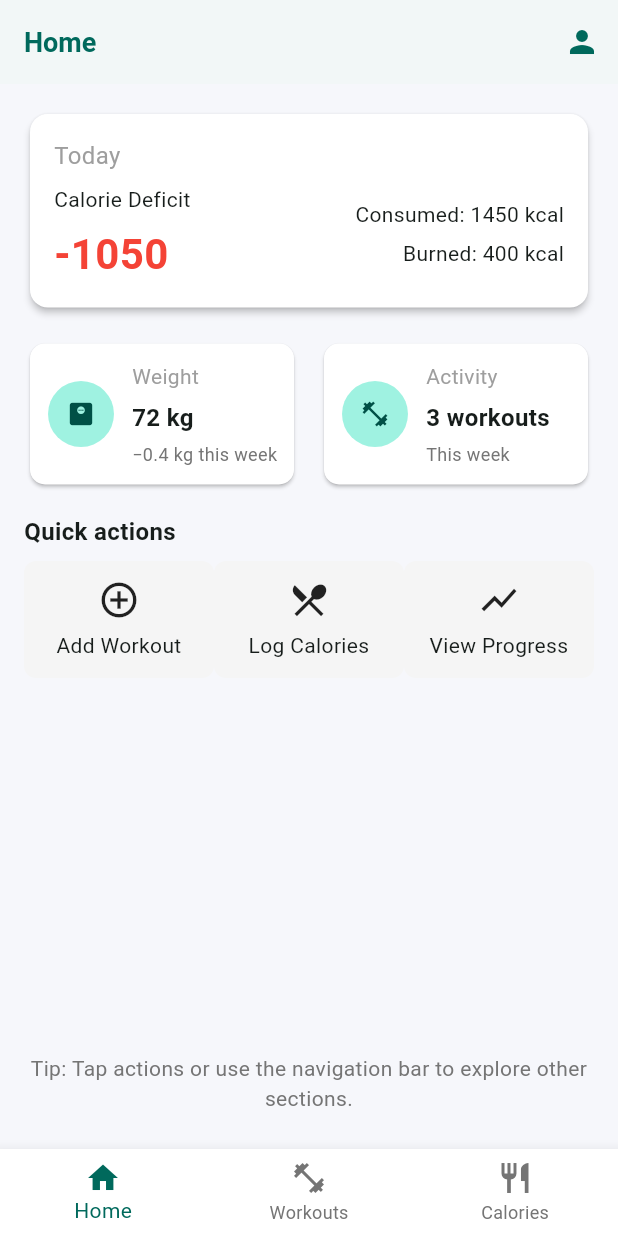
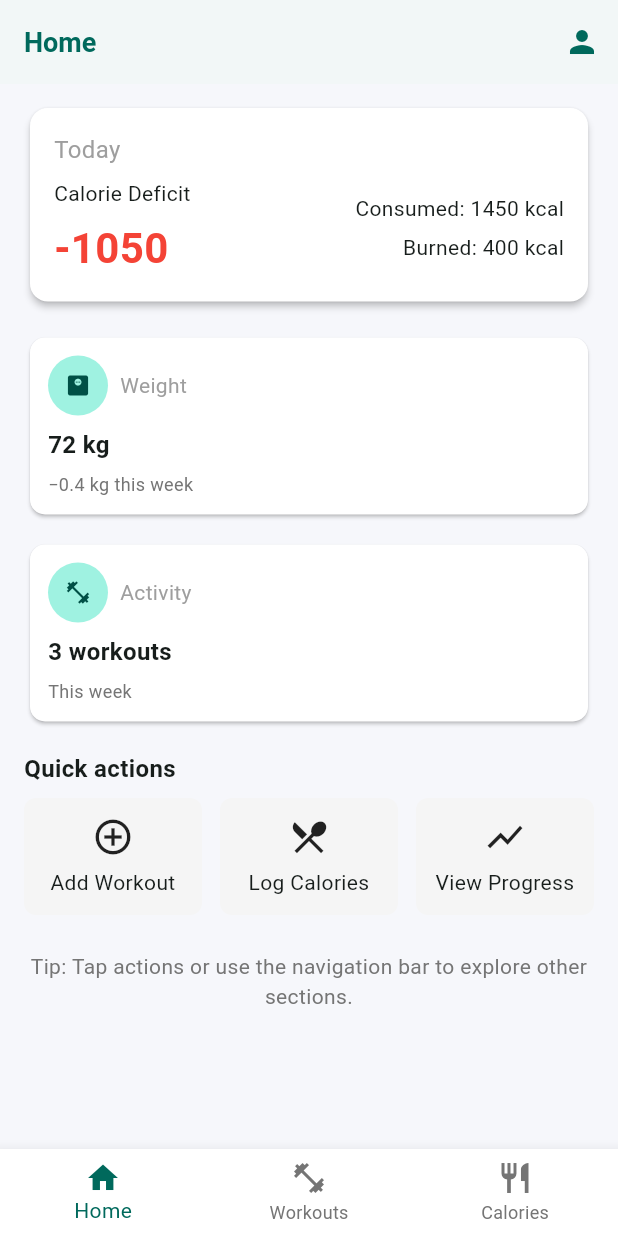
Before and after one commit to hasmika123/group_project_1, a Flutter app: the screen it shows after launch, on a phone screen of 412 x 824 dp. Run offline on Flutter 3.47's test engine with Material 3 defaults, Android fonts, the light colour scheme and no system bars.

Commit message:
Added responsive layout to the application.

```diff
--- a/lib/screens/calendar_screen.dart
+++ b/lib/screens/calendar_screen.dart
@@ -1,14 +1,18 @@
 import 'package:flutter/material.dart';
+import '../utils/responsive.dart';
 
 class CalendarScreen extends StatelessWidget {
   static const routeName = '/calendar';
-  const CalendarScreen({Key? key}) : super(key: key);
+  const CalendarScreen({super.key});
 
   @override
   Widget build(BuildContext context) {
     return Scaffold(
       appBar: AppBar(title: const Text('Calendar Streaks')),
-      body: const Center(child: Text('Calendar Streak View (stub)')),
+      body: Padding(
+        padding: Responsive.pagePadding(context),
+        child: Center(child: Text('Calendar Streak View (stub)', style: TextStyle(fontSize: Responsive.fontSize(context, 16)))),
+      ),
     );
   }
 }
--- a/lib/screens/calorie_tracker_screen.dart
+++ b/lib/screens/calorie_tracker_screen.dart
@@ -1,14 +1,18 @@
 import 'package:flutter/material.dart';
+import '../utils/responsive.dart';
 
 class CalorieTrackerScreen extends StatelessWidget {
   static const routeName = '/calories';
-  const CalorieTrackerScreen({Key? key}) : super(key: key);
+  const CalorieTrackerScreen({super.key});
 
   @override
   Widget build(BuildContext context) {
     return Scaffold(
       appBar: AppBar(title: const Text('Calorie Tracker')),
-      body: const Center(child: Text('Calorie Tracker (stub)')),
+      body: Padding(
+        padding: Responsive.pagePadding(context),
+        child: Center(child: Text('Calorie Tracker (stub)', style: TextStyle(fontSize: Responsive.fontSize(context, 16)))),
+      ),
     );
   }
 }
--- a/lib/screens/home_screen.dart
+++ b/lib/screens/home_screen.dart
@@ -1,7 +1,8 @@
 import 'package:flutter/material.dart';
+import '../utils/responsive.dart';
 
 class HomeScreen extends StatefulWidget {
-  const HomeScreen({Key? key}) : super(key: key);
+  const HomeScreen({super.key});
 
   @override
   State<HomeScreen> createState() => _HomeScreenState();
@@ -59,8 +60,13 @@ class _HomeContent extends StatelessWidget {
     final int caloriesBurned = 400;
     final int deficit = caloriesBurned - caloriesConsumed; // intentionally simple
 
-    return Padding(
-      padding: const EdgeInsets.all(16.0),
+    return LayoutBuilder(
+      builder: (context, constraints) {
+        return SingleChildScrollView(
+          child: ConstrainedBox(
+            constraints: BoxConstraints(minHeight: constraints.maxHeight),
+            child: Padding(
+              padding: Responsive.pagePadding(context),
               child: Column(
                 crossAxisAlignment: CrossAxisAlignment.stretch,
                 children: [
@@ -75,9 +81,9 @@ class _HomeContent extends StatelessWidget {
               child: Column(
                 crossAxisAlignment: CrossAxisAlignment.start,
                 children: [
-                  const Text(
+                          Text(
                             'Today',
-                    style: TextStyle(fontSize: 16, color: Colors.grey),
+                            style: TextStyle(fontSize: Responsive.fontSize(context, 16), color: Colors.grey),
                           ),
                   const SizedBox(height: 8),
                   Row(
@@ -86,12 +92,12 @@ class _HomeContent extends StatelessWidget {
                       Column(
                         crossAxisAlignment: CrossAxisAlignment.start,
                         children: [
-                          const Text('Calorie Deficit', style: TextStyle(fontSize: 14)),
+                          Text('Calorie Deficit', style: TextStyle(fontSize: Responsive.fontSize(context, 14))),
                           const SizedBox(height: 6),
                             Text(
                             '$deficit',
                             style: TextStyle(
-                              fontSize: 28,
+                              fontSize: Responsive.fontSize(context, 28),
                               fontWeight: FontWeight.bold,
                               color: deficit >= 0 ? Colors.green : Colors.red,
                             ),
@@ -113,10 +119,11 @@ class _HomeContent extends StatelessWidget {
             ),
           ),
 
-          const SizedBox(height: 16),
+          SizedBox(height: Responsive.deviceType(context) == DeviceType.mobile ? 16 : 20),
 
           // Progress summary
-          Row(
+          Responsive.useHorizontalLayout(context)
+              ? Row(
                   children: [
                     Expanded(
                       child: _SummaryCard(
@@ -136,41 +143,81 @@ class _HomeContent extends StatelessWidget {
                       ),
                     ),
                   ],
+                )
+              : Column(
+                  children: [
+                    _SummaryCard(
+                      title: 'Weight',
+                      value: '72 kg',
+                      subtitle: '−0.4 kg this week',
+                      icon: Icons.monitor_weight,
+                    ),
+                    const SizedBox(height: 12),
+                    _SummaryCard(
+                      title: 'Activity',
+                      value: '3 workouts',
+                      subtitle: 'This week',
+                      icon: Icons.fitness_center,
+                    ),
+                  ],
                 ),
 
-          const SizedBox(height: 16),
+          SizedBox(height: Responsive.deviceType(context) == DeviceType.mobile ? 16 : 20),
 
           // Quick actions
-          const Text('Quick actions', style: TextStyle(fontSize: 16, fontWeight: FontWeight.w600)),
-          const SizedBox(height: 8),
-          Row(
-            mainAxisAlignment: MainAxisAlignment.spaceBetween,
+          Text('Quick actions', style: TextStyle(fontSize: Responsive.fontSize(context, 16), fontWeight: FontWeight.w600)),
+          SizedBox(height: Responsive.deviceType(context) == DeviceType.mobile ? 8 : 12),
+          LayoutBuilder(
+            builder: (ctx, box) {
+              final maxW = box.maxWidth;
+              // choose 3 columns when wide enough, otherwise 2 columns for narrow phones
+              final isNarrow = maxW < 360;
+              final cols = isNarrow ? 2 : 3;
+              final spacing = 12.0;
+              final totalSpacing = spacing * (cols - 1);
+              final itemWidth = (maxW - totalSpacing) / cols;
+
+              return Wrap(
+                spacing: spacing,
+                runSpacing: 12,
                 children: [
-              _QuickAction(
+                  SizedBox(
+                    width: itemWidth,
+                    child: _QuickAction(
                       icon: Icons.add_circle_outline,
                       label: 'Add Workout',
                       onTap: () {
                         Navigator.of(context).pushNamed('/workouts');
                       },
                     ),
-              _QuickAction(
+                  ),
+                  SizedBox(
+                    width: itemWidth,
+                    child: _QuickAction(
                       icon: Icons.restaurant_menu,
                       label: 'Log Calories',
                       onTap: () {
                         Navigator.of(context).pushNamed('/calories');
                       },
                     ),
-              _QuickAction(
+                  ),
+                  SizedBox(
+                    width: itemWidth,
+                    child: _QuickAction(
                       icon: Icons.show_chart,
                       label: 'View Progress',
                       onTap: () {
                         Navigator.of(context).pushNamed('/progress');
                       },
                     ),
+                  ),
                 ],
+              );
+            },
           ),
 
-          const Spacer(),
+          // Small spacer to keep footer off the immediate content (avoid Spacer inside scrollables)
+          SizedBox(height: Responsive.deviceType(context) == DeviceType.mobile ? 24 : 40),
 
           // Small footer / tip
           Text(
@@ -181,6 +228,10 @@ class _HomeContent extends StatelessWidget {
                   const SizedBox(height: 8),
                 ],
               ),
+            ),
+          ),
+        );
+      },
     );
   }
 }
@@ -222,28 +273,46 @@ class _SummaryCard extends StatelessWidget {
 
   @override
   Widget build(BuildContext context) {
+    final bool horizontal = Responsive.useHorizontalLayout(context);
     return Card(
       elevation: 1,
       shape: RoundedRectangleBorder(borderRadius: BorderRadius.circular(10)),
       child: Padding(
         padding: const EdgeInsets.all(12.0),
-        child: Row(
+        child: horizontal
+            ? Row(
                 children: [
                   CircleAvatar(
-              radius: 22,
-              child: Icon(icon, size: 20),
+                    radius: 26,
+                    child: Icon(icon, size: 22),
                   ),
                   const SizedBox(width: 12),
                   Column(
                     crossAxisAlignment: CrossAxisAlignment.start,
                     children: [
-                Text(title, style: const TextStyle(fontSize: 14, color: Colors.grey)),
+                      Text(title, style: TextStyle(fontSize: Responsive.fontSize(context, 14), color: Colors.grey)),
                       const SizedBox(height: 6),
-                Text(value, style: const TextStyle(fontSize: 16, fontWeight: FontWeight.w600)),
+                      Text(value, style: TextStyle(fontSize: Responsive.fontSize(context, 16), fontWeight: FontWeight.w600)),
                       const SizedBox(height: 4),
-                Text(subtitle, style: TextStyle(fontSize: 12, color: Colors.grey[600])),
+                      Text(subtitle, style: TextStyle(fontSize: Responsive.fontSize(context, 12), color: Colors.grey[600])),
                     ],
                   )
+                ],
+              )
+            : Column(
+                crossAxisAlignment: CrossAxisAlignment.start,
+                children: [
+                  Row(
+                    children: [
+                      CircleAvatar(radius: 20, child: Icon(icon, size: 18)),
+                      const SizedBox(width: 8),
+                      Text(title, style: TextStyle(fontSize: Responsive.fontSize(context, 14), color: Colors.grey)),
+                    ],
+                  ),
+                  const SizedBox(height: 8),
+                  Text(value, style: TextStyle(fontSize: Responsive.fontSize(context, 16), fontWeight: FontWeight.w600)),
+                  const SizedBox(height: 6),
+                  Text(subtitle, style: TextStyle(fontSize: Responsive.fontSize(context, 12), color: Colors.grey[600])),
                 ],
               ),
       ),
@@ -259,8 +328,7 @@ class _QuickAction extends StatelessWidget {
 
   @override
   Widget build(BuildContext context) {
-    return Expanded(
-      child: InkWell(
+    return InkWell(
       onTap: onTap,
       borderRadius: BorderRadius.circular(8),
       child: Container(
@@ -272,11 +340,10 @@ class _QuickAction extends StatelessWidget {
         child: Column(
           mainAxisSize: MainAxisSize.min,
           children: [
-              Icon(icon, size: 28),
-              const SizedBox(height: 6),
-              Text(label, textAlign: TextAlign.center),
+            Icon(icon, size: Responsive.fontSize(context, 28)),
+            SizedBox(height: Responsive.deviceType(context) == DeviceType.mobile ? 6 : 8),
+            Text(label, textAlign: TextAlign.center, style: TextStyle(fontSize: Responsive.fontSize(context, 14))),
           ],
-          ),
         ),
       ),
     );
--- a/lib/screens/profile_screen.dart
+++ b/lib/screens/profile_screen.dart
@@ -1,14 +1,18 @@
 import 'package:flutter/material.dart';
+import '../utils/responsive.dart';
 
 class ProfileScreen extends StatelessWidget {
   static const routeName = '/profile';
-  const ProfileScreen({Key? key}) : super(key: key);
+  const ProfileScreen({super.key});
 
   @override
   Widget build(BuildContext context) {
     return Scaffold(
       appBar: AppBar(title: const Text('Profile & BMR Setup')),
-      body: const Center(child: Text('Profile & BMR Setup (stub)')),
+      body: Padding(
+        padding: Responsive.pagePadding(context),
+        child: Center(child: Text('Profile & BMR Setup (stub)', style: TextStyle(fontSize: Responsive.fontSize(context, 16)))),
+      ),
     );
   }
 }
--- a/lib/screens/progress_screen.dart
+++ b/lib/screens/progress_screen.dart
@@ -1,14 +1,18 @@
 import 'package:flutter/material.dart';
+import '../utils/responsive.dart';
 
 class ProgressScreen extends StatelessWidget {
   static const routeName = '/progress';
-  const ProgressScreen({Key? key}) : super(key: key);
+  const ProgressScreen({super.key});
 
   @override
   Widget build(BuildContext context) {
     return Scaffold(
       appBar: AppBar(title: const Text('Progress')),
-      body: const Center(child: Text('Progress (stub)')),
+      body: Padding(
+        padding: Responsive.pagePadding(context),
+        child: Center(child: Text('Progress (stub)', style: TextStyle(fontSize: Responsive.fontSize(context, 16)))),
+      ),
     );
   }
 }
--- a/lib/screens/workout_log_screen.dart
+++ b/lib/screens/workout_log_screen.dart
@@ -1,14 +1,18 @@
 import 'package:flutter/material.dart';
+import '../utils/responsive.dart';
 
 class WorkoutLogScreen extends StatelessWidget {
   static const routeName = '/workouts';
-  const WorkoutLogScreen({Key? key}) : super(key: key);
+  const WorkoutLogScreen({super.key});
 
   @override
   Widget build(BuildContext context) {
     return Scaffold(
       appBar: AppBar(title: const Text('Workout Log')),
-      body: const Center(child: Text('Workout Log (stub)')),
+      body: Padding(
+        padding: Responsive.pagePadding(context),
+        child: Center(child: Text('Workout Log (stub)', style: TextStyle(fontSize: Responsive.fontSize(context, 16)))),
+      ),
     );
   }
 }
--- a/lib/theme.dart
+++ b/lib/theme.dart
@@ -32,7 +32,6 @@ class AppTheme {
       colorScheme: colorScheme.copyWith(
         primary: AppColors.primary,
         secondary: AppColors.secondary,
-        background: AppColors.background,
         surface: AppColors.surface,
       ),
       scaffoldBackgroundColor: AppColors.background,
@@ -64,7 +63,6 @@ class AppTheme {
       colorScheme: colorScheme.copyWith(
         primary: AppColors.darkPrimary,
         secondary: AppColors.secondary,
-        background: AppColors.darkBackground,
         surface: AppColors.darkSurface,
       ),
       scaffoldBackgroundColor: AppColors.darkBackground,
--- /dev/null
+++ b/lib/utils/responsive.dart
@@ -0,0 +1,43 @@
+import 'package:flutter/material.dart';
+
+enum DeviceType { mobile, tablet, desktop }
+
+class Responsive {
+  /// Determine device type using width breakpoints.
+  static DeviceType deviceType(BuildContext context) {
+    final w = MediaQuery.of(context).size.width;
+    if (w >= 900) return DeviceType.desktop;
+    if (w >= 600) return DeviceType.tablet;
+    return DeviceType.mobile;
+  }
+
+  /// Provide consistent padding depending on device size
+  static EdgeInsets pagePadding(BuildContext context) {
+    switch (deviceType(context)) {
+      case DeviceType.desktop:
+        return const EdgeInsets.symmetric(horizontal: 40.0, vertical: 24.0);
+      case DeviceType.tablet:
+        return const EdgeInsets.symmetric(horizontal: 24.0, vertical: 20.0);
+      case DeviceType.mobile:
+        return const EdgeInsets.symmetric(horizontal: 16.0, vertical: 12.0);
+    }
+  }
+
+  /// Scale a base font size based on device type.
+  static double fontSize(BuildContext context, double base) {
+    switch (deviceType(context)) {
+      case DeviceType.desktop:
+        return base * 1.25;
+      case DeviceType.tablet:
+        return base * 1.1;
+      case DeviceType.mobile:
+        return base;
+    }
+  }
+
+  /// Choose whether to lay out content horizontally (row) or vertically (column)
+  /// for summary cards and similar compact content.
+  static bool useHorizontalLayout(BuildContext context) {
+    return deviceType(context) != DeviceType.mobile;
+  }
+}
```
Lines whose indentation alone changed are shown as unchanged.
